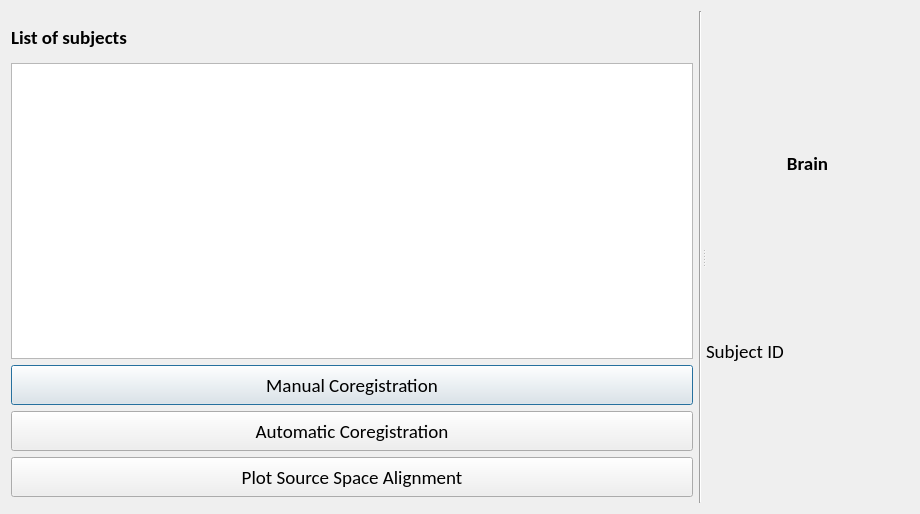
The window that EEG_COMET/ui/CoregistrationWindow.ui (eeg-comet/eeg-comet) describes before a commit, drawn with Qt 5.
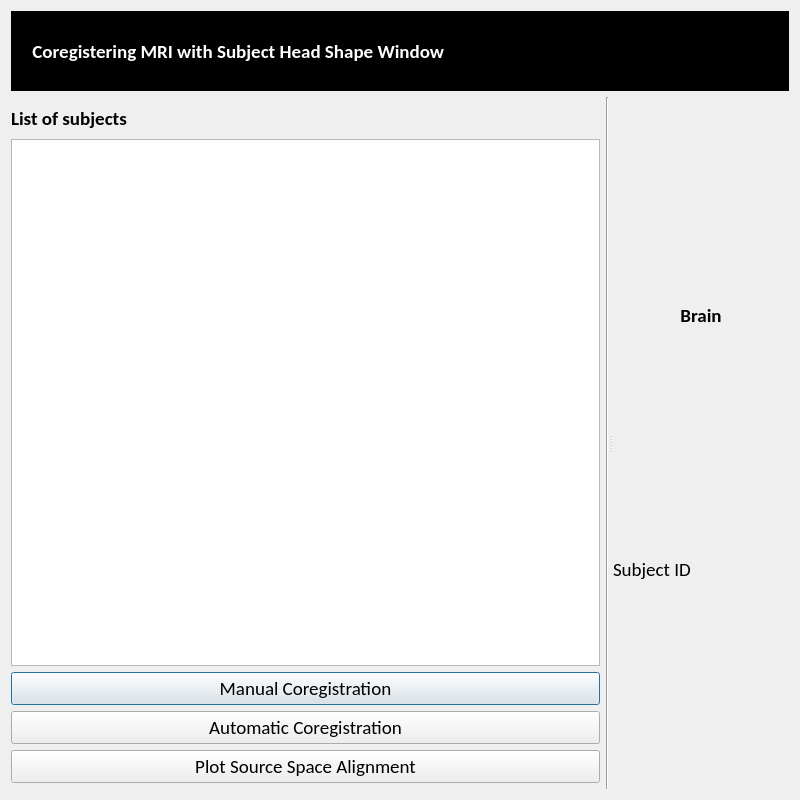
The same window after the commit.

The edit to the form file:
```diff
--- a/EEG_COMET/ui/CoregistrationWindow.ui
+++ b/EEG_COMET/ui/CoregistrationWindow.ui
@@ -6,14 +6,14 @@
    <rect>
     <x>0</x>
     <y>0</y>
-    <width>920</width>
-    <height>514</height>
+    <width>800</width>
+    <height>800</height>
    </rect>
   </property>
   <property name="minimumSize">
    <size>
     <width>800</width>
-    <height>500</height>
+    <height>800</height>
    </size>
   </property>
   <property name="font">
@@ -26,7 +26,7 @@
    <string>Dialog</string>
   </property>
   <layout class="QGridLayout" name="gridLayout">
-   <item row="0" column="0">
+   <item row="1" column="0">
     <widget class="QSplitter" name="splitter">
      <property name="font">
       <font>
@@ -54,7 +54,7 @@
          <property name="minimumSize">
           <size>
            <width>0</width>
-           <height>40</height>
+           <height>30</height>
           </size>
          </property>
          <property name="maximumSize">
@@ -82,7 +82,7 @@
          <property name="minimumSize">
           <size>
            <width>0</width>
-           <height>40</height>
+           <height>30</height>
           </size>
          </property>
          <property name="maximumSize">
@@ -110,7 +110,7 @@
          <property name="minimumSize">
           <size>
            <width>0</width>
-           <height>40</height>
+           <height>30</height>
           </size>
          </property>
          <property name="maximumSize">
@@ -180,7 +180,7 @@
          <property name="minimumSize">
           <size>
            <width>0</width>
-           <height>40</height>
+           <height>30</height>
           </size>
          </property>
          <property name="maximumSize">
@@ -220,7 +220,7 @@
          <property name="minimumSize">
           <size>
            <width>0</width>
-           <height>40</height>
+           <height>30</height>
           </size>
          </property>
          <property name="maximumSize">
@@ -255,7 +255,7 @@
          <property name="minimumSize">
           <size>
            <width>0</width>
-           <height>40</height>
+           <height>30</height>
           </size>
          </property>
          <property name="maximumSize">
@@ -276,6 +276,41 @@
      </widget>
     </widget>
    </item>
+   <item row="0" column="0">
+    <widget class="QLabel" name="coregistration_label">
+     <property name="sizePolicy">
+      <sizepolicy hsizetype="Preferred" vsizetype="Preferred">
+       <horstretch>0</horstretch>
+       <verstretch>0</verstretch>
+      </sizepolicy>
+     </property>
+     <property name="minimumSize">
+      <size>
+       <width>0</width>
+       <height>60</height>
+      </size>
+     </property>
+     <property name="maximumSize">
+      <size>
+       <width>16777215</width>
+       <height>80</height>
+      </size>
+     </property>
+     <property name="font">
+      <font>
+       <weight>75</weight>
+       <bold>true</bold>
+      </font>
+     </property>
+     <property name="styleSheet">
+      <string notr="true">color: rgb(255, 255, 255);
+background-color: rgb(0, 0, 0);</string>
+     </property>
+     <property name="text">
+      <string>     Coregistering MRI with Subject Head Shape Window</string>
+     </property>
+    </widget>
+   </item>
   </layout>
  </widget>
  <resources/>
```
